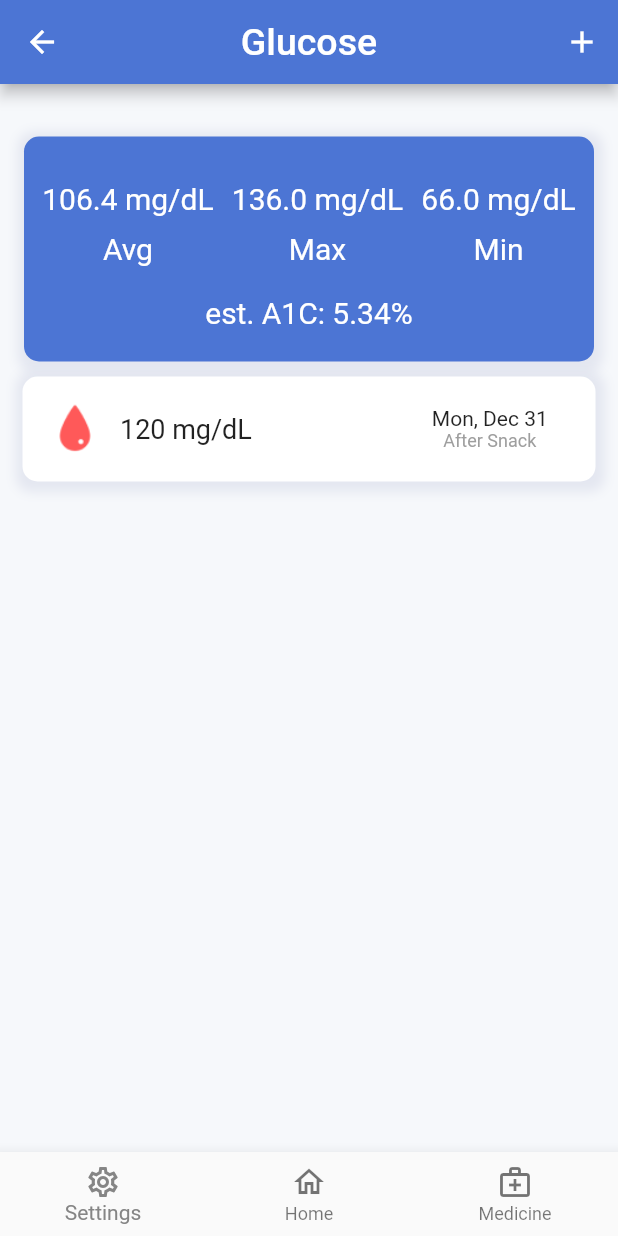
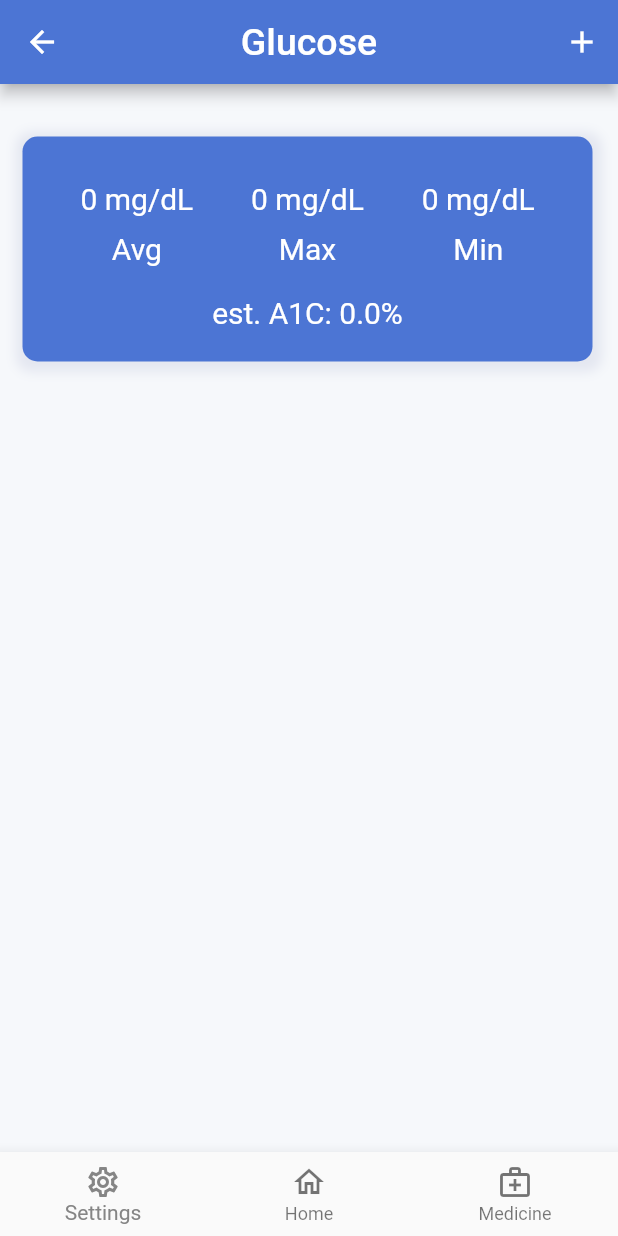
Before and after one commit to 8BallAhmed/GraduationProject, a Flutter app: the Glucose screen opened by its route, on a phone screen of 412 x 824 dp. Run offline on Flutter 3.47's test engine with Material 2 defaults, Android fonts, the phone set to English and light mode, and no system bars; our stand-ins replace dropdown_button2, percent_indicator; accounts and stored records are empty.

Commit message:
feat: add list builder,  to build glucose data

```diff
--- a/Mobile-app/lib/Glucose.dart
+++ b/Mobile-app/lib/Glucose.dart
@@ -1,4 +1,5 @@
 import 'package:flutter/material.dart';
+import 'constants.dart';
 
 class Glucose extends StatefulWidget {
   Glucose({Key? key}) : super(key: key);
@@ -36,12 +37,14 @@ class _GlucoseState extends State<Glucose> {
           child: Container(
               margin: EdgeInsets.fromLTRB(15, 0, 15, 15),
               width: double.infinity,
-              child: Column(
+              child: ListView(
                 children: [
                   Container(
                     margin: EdgeInsets.fromLTRB(20, 0, 0, 35),
                     alignment: Alignment.centerLeft,
                   ),
+                  Row(
+                    children: [
                       Flexible(
                         flex: 1,
                         fit: FlexFit.loose,
@@ -72,45 +75,52 @@ class _GlucoseState extends State<Glucose> {
                                   ],
                                 ),
                                 Row(
-                              mainAxisAlignment: MainAxisAlignment.spaceEvenly,
+                                  mainAxisAlignment:
+                                      MainAxisAlignment.spaceEvenly,
                                   children: [
                                     Column(
                                       children: [
-                                    Text("106.4 mg/dL",
+                                        Text("$avgS mg/dL",
                                             style: TextStyle(
-                                            fontSize: 20, color: Colors.white)),
+                                                fontSize: 20,
+                                                color: Colors.white)),
                                         SizedBox(
                                           height: 10,
                                         ),
                                         Text("Avg",
                                             style: TextStyle(
-                                            fontSize: 20, color: Colors.white)),
+                                                fontSize: 20,
+                                                color: Colors.white)),
                                       ],
                                     ),
                                     Column(
                                       children: [
-                                    Text("136.0 mg/dL",
+                                        Text("$max mg/dL",
                                             style: TextStyle(
-                                            fontSize: 20, color: Colors.white)),
+                                                fontSize: 20,
+                                                color: Colors.white)),
                                         SizedBox(
                                           height: 10,
                                         ),
                                         Text("Max",
                                             style: TextStyle(
-                                            fontSize: 20, color: Colors.white))
+                                                fontSize: 20,
+                                                color: Colors.white))
                                       ],
                                     ),
                                     Column(
                                       children: [
-                                    Text("66.0 mg/dL",
+                                        Text("$min mg/dL",
                                             style: TextStyle(
-                                            fontSize: 20, color: Colors.white)),
+                                                fontSize: 20,
+                                                color: Colors.white)),
                                         SizedBox(
                                           height: 10,
                                         ),
                                         Text("Min",
                                             style: TextStyle(
-                                            fontSize: 20, color: Colors.white))
+                                                fontSize: 20,
+                                                color: Colors.white))
                                       ],
                                     ),
                                   ],
@@ -118,7 +128,7 @@ class _GlucoseState extends State<Glucose> {
                                 SizedBox(
                                   height: 20,
                                 ),
-                            Text("est. A1C: 5.34%",
+                                Text("est. A1C: $A1C%",
                                     style: TextStyle(
                                         fontSize: 20, color: Colors.white)),
                                 SizedBox(
@@ -129,22 +139,26 @@ class _GlucoseState extends State<Glucose> {
                           ),
                         ),
                       ),
+                    ],
+                  ),
                   SizedBox(
                     height: 10,
                   ),
+                  ListView.builder(
+                      shrinkWrap: true,
+                      physics: NeverScrollableScrollPhysics(),
+                      itemCount: glucose_test.length,
+                      itemBuilder: ((context, index) {
+                        return Column(
+                          children: [
+                            Row(
+                              children: [
                                 Flexible(
                                   flex: 1,
                                   child: Container(
                                     margin: EdgeInsets.symmetric(horizontal: 0),
                                     height: 70,
                                     decoration: BoxDecoration(
-                        boxShadow: [
-                          BoxShadow(
-                              color: Color(0xFF101E73).withOpacity(0.08),
-                              spreadRadius: 5,
-                              blurRadius: 6,
-                              offset: Offset(1.0, 2.0))
-                        ],
                                       borderRadius: BorderRadius.circular(10),
                                       color: Colors.white,
                                     ),
@@ -161,19 +175,25 @@ class _GlucoseState extends State<Glucose> {
                                                 width: 10,
                                               ),
                                               Text(
-                                  "120 mg/dL",
+                                                "${glucose_test[index]["glucose_level"]}",
                                                 style: TextStyle(fontSize: 18),
                                               ),
                                               SizedBox(
-                                  width: 120,
+                                                width: 170,
                                               ),
                                               Column(
                                                 children: [
-                                    Text("Mon, Dec 31"),
                                                   Text(
-                                      "After Snack",
+                                                      "${glucose_test[index]["time"]}"
+                                                          .substring(0, 10)),
+                                                  Text(
+                                                    "${glucose_test[index]["time_interval"]}" ==
+                                                            "null"
+                                                        ? ""
+                                                        : "${glucose_test[index]["time_interval"]}",
                                                     style: TextStyle(
-                                          fontSize: 12, color: Colors.grey),
+                                                        fontSize: 12,
+                                                        color: Colors.grey),
                                                   )
                                                 ],
                                               )
@@ -184,6 +204,14 @@ class _GlucoseState extends State<Glucose> {
                                     ),
                                   ),
                                 ),
+                              ],
+                            ),
+                            SizedBox(
+                              height: 15,
+                            ),
+                          ],
+                        );
+                      })),
                 ],
               )),
         ),
```
Lines whose indentation alone changed are shown as unchanged.
